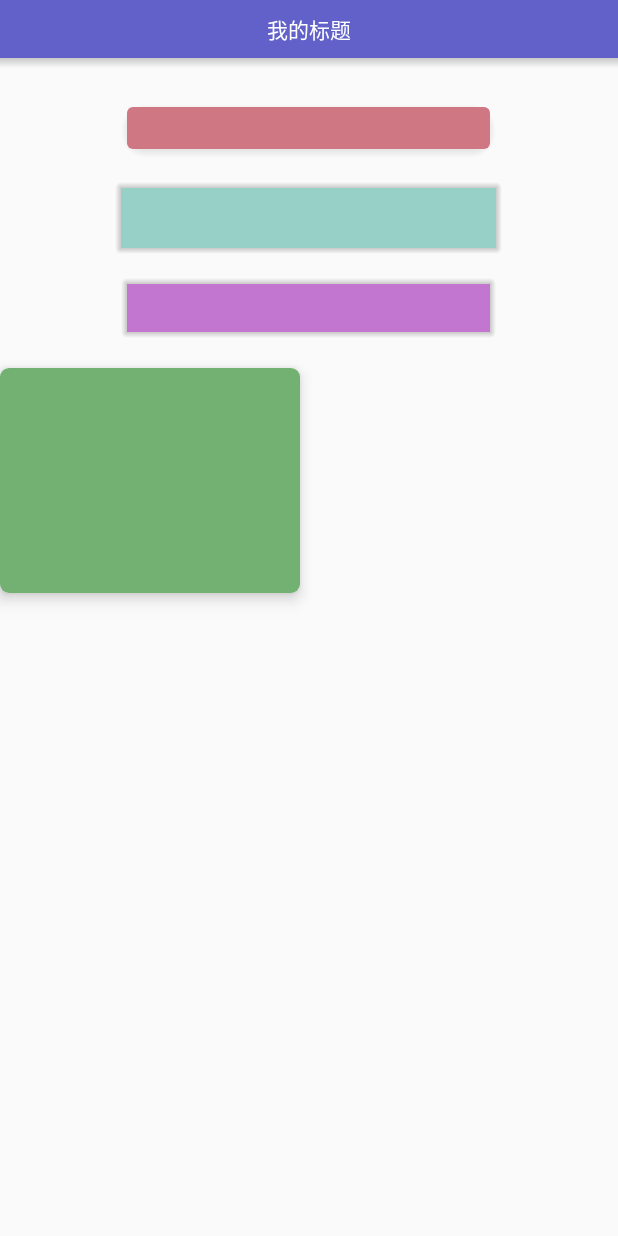
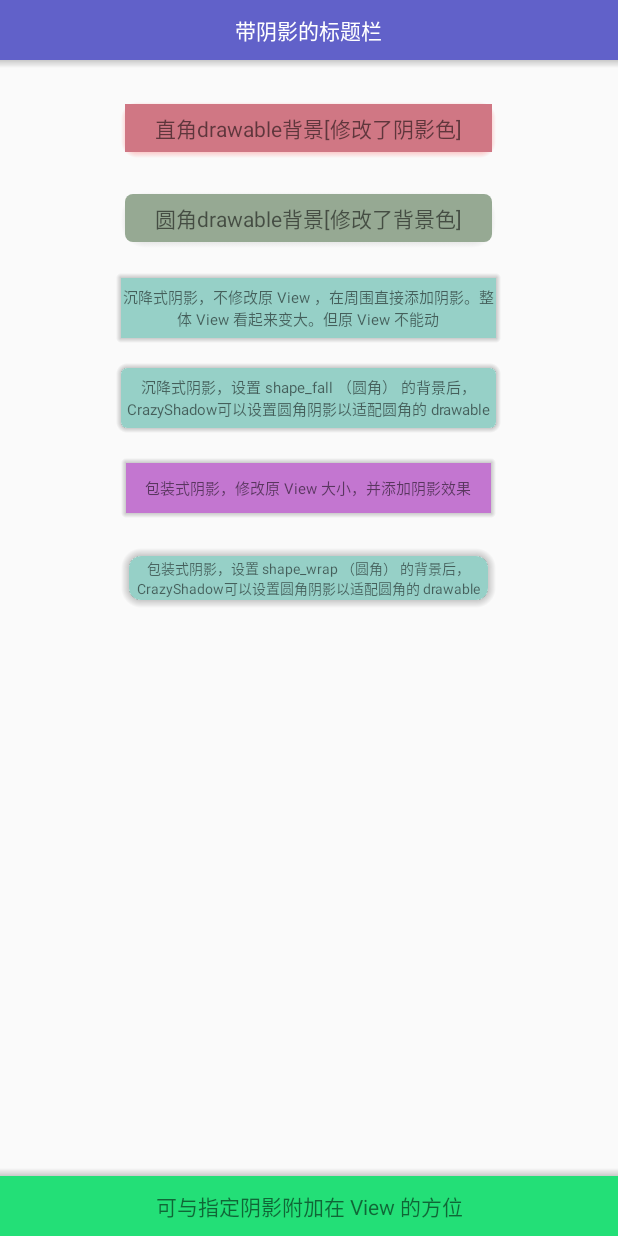
Before and after one commit to Hitomis/CrazyShadow, an Android app: the screen it shows after launch (MainActivity), on a phone screen of 412 x 824 dp. Run offline under Robolectric (Android 15) with nearby library versions, the phone set to English and light mode, and no system bars.

Commit message:
Write a demo

```diff
--- a/app/build.gradle
+++ b/app/build.gradle
@@ -24,5 +24,4 @@ dependencies {
     testCompile 'junit:junit:4.12'
     compile 'com.android.support:appcompat-v7:24.1.1'
     compile project(':cslibrary')
-    compile 'com.android.support:cardview-v7:24.1.1'
 }
--- a/app/src/main/java/com/hitomi/crazyshadow/MainActivity.java
+++ b/app/src/main/java/com/hitomi/crazyshadow/MainActivity.java
@@ -20,32 +20,71 @@ public class MainActivity extends AppCompatActivity {
         new CrazyShadow.Builder()
                 .setContext(this)
                 .setDirection(CrazyShadowDirection.BOTTOM)
-                .setShadowRadius(10)
+                .setShadowRadius(dip2Px(5))
                 .setImpl(CrazyShadow.IMPL_WRAP)
                 .action(findViewById(R.id.relay_title));
+
+
+        /*********************************************************************************/
+        new CrazyShadow.Builder()
+                .setContext(this)
+                .setDirection(CrazyShadowDirection.ALL)
+                .setShadowRadius(dip2Px(3))
+                .setBaseShadowColor(Color.RED)
+                .setImpl(CrazyShadow.IMPL_DRAW)
+                .action(findViewById(R.id.relay_draw0));
 
         new CrazyShadow.Builder()
                 .setContext(this)
                 .setDirection(CrazyShadowDirection.ALL)
-                .setShadowRadius(6)
-                .setCorner(6)
-                .setBackground(Color.parseColor("#d07784"))
+                .setShadowRadius(dip2Px(3))
+                .setCorner(dip2Px(5))
+                .setBackground(Color.parseColor("#96a993"))
                 .setImpl(CrazyShadow.IMPL_DRAW)
-                .action(findViewById(R.id.relay_draw));
+                .action(findViewById(R.id.relay_draw1));
 
         new CrazyShadow.Builder()
                 .setContext(this)
                 .setDirection(CrazyShadowDirection.ALL)
-                .setShadowRadius(6)
+                .setShadowRadius(dip2Px(3))
                 .setImpl(CrazyShadow.IMPL_FALL)
-                .action(findViewById(R.id.relay_fall));
+                .action(findViewById(R.id.relay_fall0));
 
         new CrazyShadow.Builder()
                 .setContext(this)
                 .setDirection(CrazyShadowDirection.ALL)
-                .setShadowRadius(6)
+                .setShadowRadius(dip2Px(3))
+                .setCorner(dip2Px(4))
+                .setImpl(CrazyShadow.IMPL_FALL)
+                .action(findViewById(R.id.relay_fall1));
+
+        new CrazyShadow.Builder()
+                .setContext(this)
+                .setDirection(CrazyShadowDirection.ALL)
+                .setShadowRadius(dip2Px(3))
                 .setImpl(CrazyShadow.IMPL_WRAP)
-                .action(findViewById(R.id.relay_wrap));
+                .action(findViewById(R.id.relay_wrap0));
 
+        new CrazyShadow.Builder()
+                .setContext(this)
+                .setDirection(CrazyShadowDirection.ALL)
+                .setShadowRadius(dip2Px(5))
+                .setCorner(dip2Px(8))
+                .setImpl(CrazyShadow.IMPL_WRAP)
+                .action(findViewById(R.id.relay_wrap1));
+
+        new CrazyShadow.Builder()
+                .setContext(this)
+                .setDirection(CrazyShadowDirection.TOP)
+                .setShadowRadius(dip2Px(5))
+                .setImpl(CrazyShadow.IMPL_WRAP)
+                .action(findViewById(R.id.relay_shadow));
     }
+
+
+    public int dip2Px(float dpValue) {
+        final float scale = getResources().getDisplayMetrics().density;
+        return (int) (dpValue * scale + 0.5f);
+    }
+
 }
--- /dev/null
+++ b/app/src/main/res/drawable/shape_fall.xml
@@ -0,0 +1,9 @@
+<?xml version="1.0" encoding="utf-8"?>
+<shape xmlns:android="http://schemas.android.com/apk/res/android"
+    android:shape="rectangle">
+
+    <corners android:radius="4dp" />
+
+    <solid android:color="#96d0c7" />
+
+</shape>
--- /dev/null
+++ b/app/src/main/res/drawable/shape_wrap.xml
@@ -0,0 +1,9 @@
+<?xml version="1.0" encoding="utf-8"?>
+<shape xmlns:android="http://schemas.android.com/apk/res/android"
+    android:shape="rectangle">
+
+    <corners android:radius="8dp" />
+
+    <solid android:color="#96d0c7" />
+
+</shape>
--- a/app/src/main/res/layout/activity_main.xml
+++ b/app/src/main/res/layout/activity_main.xml
@@ -3,7 +3,6 @@
     xmlns:tools="http://schemas.android.com/tools"
     android:layout_width="match_parent"
     android:layout_height="match_parent"
-    xmlns:app="http://schemas.android.com/apk/res-auto"
     android:orientation="vertical"
     tools:context="com.hitomi.crazyshadow.MainActivity">
 
@@ -17,49 +16,134 @@
             android:layout_width="wrap_content"
             android:layout_height="wrap_content"
             android:layout_centerInParent="true"
-            android:text="我的标题"
+            android:text="带阴影的标题栏"
             android:textColor="@android:color/white" />
 
     </RelativeLayout>
 
     <RelativeLayout
-        android:id="@+id/relay_draw"
+        android:id="@+id/relay_draw0"
         android:layout_width="250dp"
         android:layout_height="40dp"
         android:layout_gravity="center_horizontal"
         android:layout_marginTop="20dp"
         android:background="#d07784"
-        android:orientation="horizontal" />
+        android:orientation="horizontal">
+
+        <TextView
+            android:layout_width="wrap_content"
+            android:layout_height="wrap_content"
+            android:layout_centerInParent="true"
+            android:text="直角drawable背景[修改了阴影色]" />
+
+    </RelativeLayout>
 
     <RelativeLayout
-        android:id="@+id/relay_fall"
+        android:id="@+id/relay_draw1"
         android:layout_width="250dp"
         android:layout_height="40dp"
         android:layout_gravity="center_horizontal"
         android:layout_marginTop="20dp"
-        android:background="#96d0c7" />
+        android:background="#d07784"
+        android:orientation="horizontal">
+
+        <TextView
+            android:layout_width="match_parent"
+            android:layout_height="match_parent"
+            android:layout_centerInParent="true"
+            android:gravity="center"
+            android:text="圆角drawable背景[修改了背景色]" />
+
+    </RelativeLayout>
 
     <RelativeLayout
-        android:id="@+id/relay_wrap"
+        android:id="@+id/relay_fall0"
         android:layout_width="250dp"
         android:layout_height="40dp"
         android:layout_gravity="center_horizontal"
         android:layout_marginTop="20dp"
-        android:background="#c376d0" />
+        android:background="#96d0c7">
 
-    <android.support.v7.widget.CardView
-        android:layout_width="200dp"
-        android:layout_height="150dp"
+        <TextView
+            android:layout_width="match_parent"
+            android:layout_height="match_parent"
+            android:gravity="center"
+            android:text="沉降式阴影，不修改原 View ，在周围直接添加阴影。整体 View 看起来变大。但原 View 不能动"
+            android:textSize="10sp" />
+
+    </RelativeLayout>
+
+    <RelativeLayout
+        android:id="@+id/relay_fall1"
+        android:layout_width="250dp"
+        android:layout_height="40dp"
+        android:layout_gravity="center_horizontal"
         android:layout_marginTop="20dp"
-        app:cardCornerRadius="6dp"
-        app:cardElevation="6dp">
+        android:background="@drawable/shape_fall">
+
+        <TextView
+            android:layout_width="match_parent"
+            android:layout_height="match_parent"
+            android:gravity="center"
+            android:text="沉降式阴影，设置 shape_fall （圆角） 的背景后，CrazyShadow可以设置圆角阴影以适配圆角的 drawable"
+            android:textSize="10sp" />
+
+    </RelativeLayout>
+
+    <RelativeLayout
+        android:id="@+id/relay_wrap0"
+        android:layout_width="250dp"
+        android:layout_height="40dp"
+        android:layout_gravity="center_horizontal"
+        android:layout_marginTop="20dp"
+        android:background="#c376d0">
+
+        <TextView
+            android:layout_width="match_parent"
+            android:layout_height="match_parent"
+            android:gravity="center"
+            android:text="包装式阴影，修改原 View 大小，并添加阴影效果"
+            android:textSize="10sp" />
+
+    </RelativeLayout>
+
+    <RelativeLayout
+        android:id="@+id/relay_wrap1"
+        android:layout_width="250dp"
+        android:layout_height="40dp"
+        android:layout_gravity="center_horizontal"
+        android:layout_marginTop="20dp"
+        android:background="@drawable/shape_wrap">
+
+        <TextView
+            android:layout_width="match_parent"
+            android:layout_height="match_parent"
+            android:gravity="center"
+            android:text="包装式阴影，设置 shape_wrap （圆角） 的背景后，CrazyShadow可以设置圆角阴影以适配圆角的 drawable"
+            android:textSize="9sp" />
+
+    </RelativeLayout>
+
+    <RelativeLayout
+        android:layout_width="match_parent"
+        android:layout_height="match_parent">
 
 
-        <FrameLayout
+        <RelativeLayout
+            android:id="@+id/relay_shadow"
             android:layout_width="match_parent"
-            android:layout_height="match_parent"
-            android:background="#72b172" />
+            android:layout_height="45dp"
+            android:layout_alignParentBottom="true"
+            android:background="#23df77">
 
-    </android.support.v7.widget.CardView>
+            <TextView
+                android:layout_width="match_parent"
+                android:layout_height="match_parent"
+                android:gravity="center"
+                android:text="可与指定阴影附加在 View 的方位"/>
+
+        </RelativeLayout>
+
+    </RelativeLayout>
 
 </LinearLayout>
```
